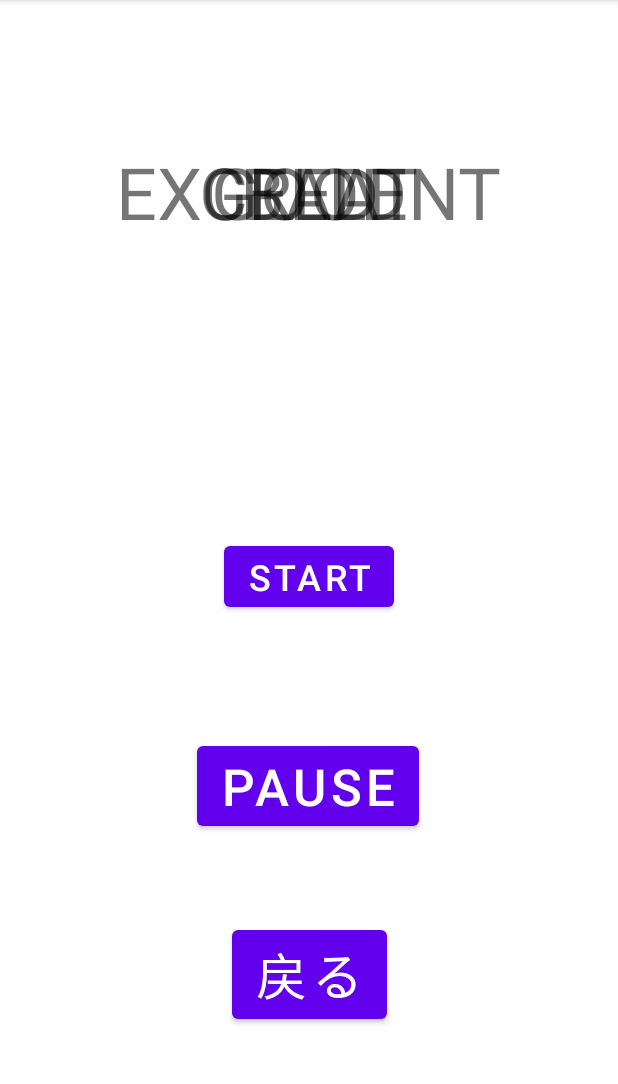
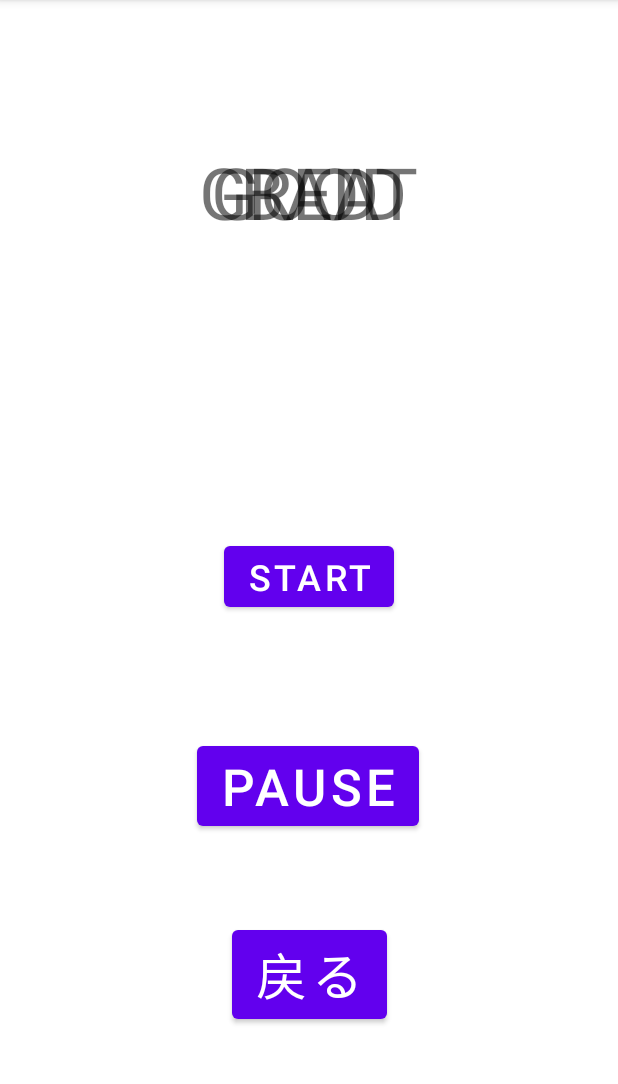
Before and after one commit to f-721/SoundTT, an Android app: the RhythmEazy screen opened directly, with no data from a screen before it, on a phone screen of 412 x 824 dp, the part 84-1168 px from its top. Run offline under Robolectric (Android 15) with nearby library versions, the light colour scheme and no system bars; libraries missing offline, so code that uses them is left out: uk.me.berndporr.

Commit message:
判定調整ver1

```diff
--- a/app/src/main/java/com/example/soundtt/AccEstimation.kt
+++ b/app/src/main/java/com/example/soundtt/AccEstimation.kt
@@ -18,6 +18,9 @@ class AccEstimation {
 
     private val _accTest = MutableLiveData<String>("")
     val accTest: LiveData<String> = _accTest
+
+    // ヒットの最後の時間を記録
+    private var lastHitTime = System.currentTimeMillis()
 
     //フィルターかけるようの宣言
     var timeflag = true
@@ -81,6 +84,7 @@ class AccEstimation {
                     hit_hantei = true
                     bl_hit_updown = false
                     bl_onhit = true
+                    lastHitTime = System.currentTimeMillis() // ヒット判定のタイミングを記録
                     Log.d("Estimation", "acc_num = $acc_num")
                     _isHit.postValue(true)
                 }
--- a/app/src/main/res/layout/rhythmeazy.xml
+++ b/app/src/main/res/layout/rhythmeazy.xml
@@ -19,19 +19,19 @@
         app:layout_constraintVertical_bias="0.699"
         tools:ignore="MissingConstraints" />
 
-    <TextView
-        android:id="@+id/tvex"
-        android:layout_width="wrap_content"
-        android:layout_height="wrap_content"
-        android:text="EXCELLENT"
-        android:textSize="48sp"
-        app:layout_constraintBottom_toBottomOf="parent"
-        app:layout_constraintEnd_toEndOf="parent"
-        app:layout_constraintHorizontal_bias="0.498"
-        app:layout_constraintStart_toStartOf="parent"
-        app:layout_constraintTop_toTopOf="parent"
-        app:layout_constraintVertical_bias="0.136"
-        />
+<!--    <TextView-->
+<!--        android:id="@+id/tvex"-->
+<!--        android:layout_width="wrap_content"-->
+<!--        android:layout_height="wrap_content"-->
+<!--        android:text="EXCELLENT"-->
+<!--        android:textSize="48sp"-->
+<!--        app:layout_constraintBottom_toBottomOf="parent"-->
+<!--        app:layout_constraintEnd_toEndOf="parent"-->
+<!--        app:layout_constraintHorizontal_bias="0.498"-->
+<!--        app:layout_constraintStart_toStartOf="parent"-->
+<!--        app:layout_constraintTop_toTopOf="parent"-->
+<!--        app:layout_constraintVertical_bias="0.136"-->
+<!--        />-->
 
     <TextView
         android:id="@+id/tvgreat"
```
Also changed, not shown: app/src/main/java/com/example/soundtt/JudgeTiming.kt (+17 -5 lines), app/src/main/java/com/example/soundtt/RhythmEazy.kt (+23 -42 lines), app/src/main/java/com/example/soundtt/ui/main/MainFragment.kt (+5 -6 lines), 48 other files.
